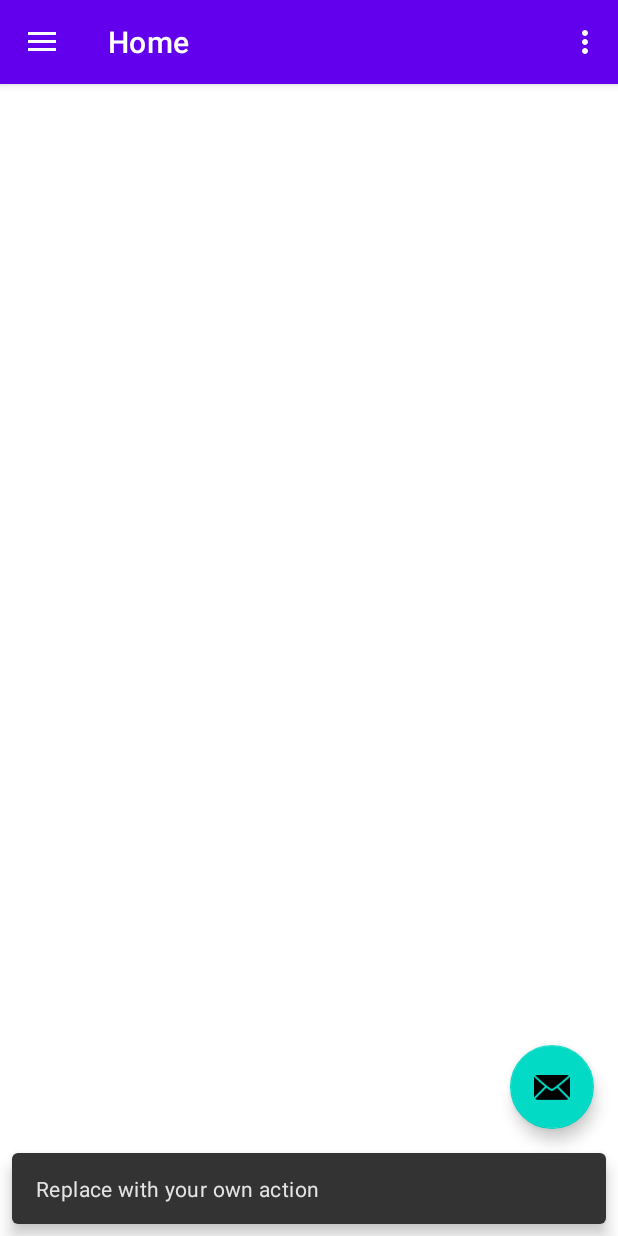
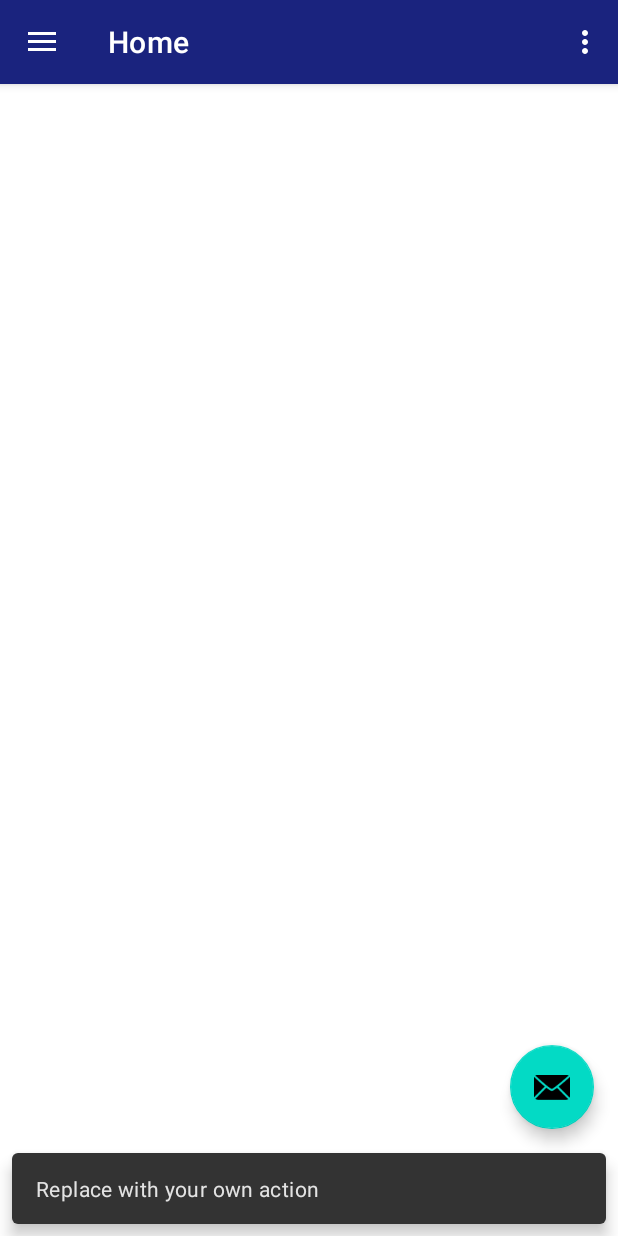
Before and after one commit to Naarsk/Product-Tracker, an Android app: the screen it shows after launch (MainActivity), after a tap on "TODO", on a phone screen of 412 x 824 dp. Run offline under Robolectric (Android 15) with nearby library versions, the phone set to English and light mode, and no system bars; our stand-ins replace navigation-ui; 8 statements that could not run were skipped.

Commit message:
changed colors, created database

```diff
--- a/app/src/main/AndroidManifest.xml
+++ b/app/src/main/AndroidManifest.xml
@@ -3,7 +3,6 @@
     xmlns:tools="http://schemas.android.com/tools">
 
     <uses-permission android:name="android.permission.READ_EXTERNAL_STORAGE" />
-    <uses-permission android:name="android.permission.MANAGE_EXTERNAL_STORAGE" />
     <uses-permission android:name="android.permission.READ_MEDIA_IMAGES" />
 
     <application
@@ -29,12 +28,12 @@
 
         <!-- Add the following lines for GalleryActivity -->
         <activity
-            android:name="com.example.product_tracker.GalleryActivity"
+            android:name="com.example.product_tracker.display_products.GalleryActivity"
             android:label="Gallery Activity">
         </activity>
 
         <activity
-            android:name="com.example.product_tracker.ProductActivity"
+            android:name="com.example.product_tracker.display_products.ProductActivity"
             android:label="Product Activity">
         </activity>
 
--- a/app/src/main/java/com/example/product_tracker/MainActivity.kt
+++ b/app/src/main/java/com/example/product_tracker/MainActivity.kt
@@ -29,7 +29,7 @@ class MainActivity : AppCompatActivity() {
         // Passing each menu ID as a set of Ids because each
         // menu should be considered as top level destinations.
         mAppBarConfiguration = AppBarConfiguration.Builder(
-            R.id.nav_home, R.id.nav_gallery, R.id.nav_slideshow
+            R.id.nav_home, R.id.nav_manage_product
         )
             .setOpenableLayout(drawer)
             .build()
--- a/app/src/main/java/com/example/product_tracker/GalleryActivity.kt
+++ b/app/src/main/java/com/example/product_tracker/display_products/GalleryActivity.kt
@@ -1,4 +1,4 @@
-package com.example.product_tracker
+package com.example.product_tracker.display_products
 
 import android.Manifest
 import android.content.pm.PackageManager
@@ -13,7 +13,7 @@ import androidx.core.app.ActivityCompat
 import androidx.core.content.ContextCompat
 import androidx.recyclerview.widget.GridLayoutManager
 import androidx.recyclerview.widget.RecyclerView
-import com.example.product_tracker.adapter.ProductAdapter
+import com.example.product_tracker.R
 import com.example.product_tracker.example.ProductDataSource
 import com.example.product_tracker.model.Product
 
--- a/app/src/main/java/com/example/product_tracker/ProductActivity.kt
+++ b/app/src/main/java/com/example/product_tracker/display_products/ProductActivity.kt
@@ -1,4 +1,4 @@
-package com.example.product_tracker
+package com.example.product_tracker.display_products
 
 import android.os.Build
 import android.os.Bundle
@@ -6,6 +6,7 @@ import android.widget.TextView
 import androidx.annotation.RequiresApi
 import androidx.appcompat.app.AppCompatActivity
 import com.bumptech.glide.Glide
+import com.example.product_tracker.R
 import com.example.product_tracker.model.Product
 
 class ProductActivity : AppCompatActivity() {
@@ -16,8 +17,7 @@ class ProductActivity : AppCompatActivity() {
         val productName = intent.getStringExtra("name")
         val product = intent.getSerializableExtra("product") as? Product
 
-
-        supportActionBar?.setTitle(productName)
+        supportActionBar?.title = productName
         if (product != null) {
             Glide.with(this).load(product.imageUrl).into(findViewById(R.id.productImageView))
         }
--- a/app/src/main/java/com/example/product_tracker/adapter/ProductAdapter.kt
+++ b/app/src/main/java/com/example/product_tracker/display_products/ProductAdapter.kt
@@ -1,4 +1,4 @@
-package com.example.product_tracker.adapter
+package com.example.product_tracker.display_products
 
 import android.content.Context
 import android.content.Intent
@@ -9,11 +9,10 @@ import android.widget.ImageView
 import android.widget.TextView
 import androidx.recyclerview.widget.RecyclerView
 import com.example.product_tracker.R
-import com.example.product_tracker.adapter.ProductAdapter.ProductViewHolder
+import com.example.product_tracker.display_products.ProductAdapter.ProductViewHolder
 import com.example.product_tracker.model.Product
 import com.bumptech.glide.Glide
 import com.bumptech.glide.request.RequestOptions
-import com.example.product_tracker.ProductActivity
 
 class ProductAdapter(private val productList: ArrayList<Product>, private val context: Context) :
     RecyclerView.Adapter<ProductViewHolder>() {
--- a/app/src/main/java/com/example/product_tracker/ui/home/HomeFragment.kt
+++ b/app/src/main/java/com/example/product_tracker/ui/home/HomeFragment.kt
@@ -10,7 +10,7 @@ import android.widget.ImageButton
 import androidx.fragment.app.Fragment
 import com.example.product_tracker.R
 import com.example.product_tracker.databinding.FragmentHomeBinding
-import com.example.product_tracker.GalleryActivity
+import com.example.product_tracker.display_products.GalleryActivity
 
 class HomeFragment : Fragment() {
     private var binding: FragmentHomeBinding? = null
--- a/app/src/main/java/com/example/product_tracker/ui/slideshow/SlideshowFragment.kt
+++ b/app/src/main/java/com/example/product_tracker/ui/product_manager/SlideshowFragment.kt
@@ -1,4 +1,4 @@
-package com.example.product_tracker.ui.slideshow
+package com.example.product_tracker.ui.product_manager
 
 import android.os.Bundle
 import android.view.LayoutInflater
@@ -13,7 +13,7 @@ class SlideshowFragment : Fragment() {
     override fun onCreateView(
         inflater: LayoutInflater,
         container: ViewGroup?, savedInstanceState: Bundle?
-    ): View? {
+    ): View {
         val slideshowViewModel = ViewModelProvider(this).get(
             SlideshowViewModel::class.java
         )
--- a/app/src/main/java/com/example/product_tracker/ui/slideshow/SlideshowViewModel.kt
+++ b/app/src/main/java/com/example/product_tracker/ui/product_manager/SlideshowViewModel.kt
@@ -1,4 +1,4 @@
-package com.example.product_tracker.ui.slideshow
+package com.example.product_tracker.ui.product_manager
 
 import androidx.lifecycle.LiveData
 import androidx.lifecycle.MutableLiveData
--- a/app/src/main/res/layout/fragment_slideshow.xml
+++ b/app/src/main/res/layout/fragment_slideshow.xml
@@ -4,7 +4,7 @@
     xmlns:tools="http://schemas.android.com/tools"
     android:layout_width="match_parent"
     android:layout_height="match_parent"
-    tools:context="com.example.product_tracker.ui.slideshow.SlideshowFragment">
+    tools:context="com.example.product_tracker.ui.product_manager.SlideshowFragment">
 
     <TextView
         android:id="@+id/text_slideshow"
--- a/app/src/main/res/menu/activity_main_drawer.xml
+++ b/app/src/main/res/menu/activity_main_drawer.xml
@@ -6,15 +6,11 @@
     <group android:checkableBehavior="single">
         <item
             android:id="@+id/nav_home"
-            android:icon="@drawable/ic_menu_camera"
+            android:icon="@drawable/ic_menu_gallery"
             android:title="@string/menu_home" />
         <item
-            android:id="@+id/nav_gallery"
-            android:icon="@drawable/ic_menu_gallery"
-            android:title="@string/menu_gallery" />
-        <item
-            android:id="@+id/nav_slideshow"
-            android:icon="@drawable/ic_menu_slideshow"
-            android:title="@string/menu_slideshow" />
+            android:id="@+id/nav_manage_product"
+            android:icon="@drawable/ic_menu_camera"
+            android:title="@string/menu_product_manager" />
     </group>
 </menu>
--- a/app/src/main/res/navigation/mobile_navigation.xml
+++ b/app/src/main/res/navigation/mobile_navigation.xml
@@ -12,12 +12,13 @@
         tools:layout="@layout/fragment_home" >
         <action
             android:id="@+id/action_nav_home_to_nav_slideshow"
-            app:destination="@id/nav_slideshow" />
+            app:destination="@id/nav_manage_product" />
     </fragment>
 
     <fragment
-        android:id="@+id/nav_slideshow"
-        android:name="com.example.product_tracker.ui.slideshow.SlideshowFragment"
-        android:label="@string/menu_slideshow"
+        android:id="@+id/nav_manage_product"
+        android:name="com.example.product_tracker.ui.product_manager.SlideshowFragment"
+        android:label="@string/menu_product_manager"
         tools:layout="@layout/fragment_slideshow" />
+
 </navigation>
--- a/app/src/main/res/values/colors.xml
+++ b/app/src/main/res/values/colors.xml
@@ -8,5 +8,6 @@
     <color name="black">#FF000000</color>
     <color name="white">#FFFFFFFF</color>
     <color name="beige">#F5F5DC</color>
-
+    <color name="blue_277">#0277BD</color>
+    <color name="blue_237">#1A237E</color>
 </resources>
--- a/app/src/main/res/values/strings.xml
+++ b/app/src/main/res/values/strings.xml
@@ -10,6 +10,7 @@
     <string name="menu_home">Home</string>
     <string name="menu_gallery">Gallery</string>
     <string name="menu_slideshow">Slideshow</string>
+    <string name="menu_product_manager">Product Manager</string>
 
     <string name="home_page">Home Page</string>
     <string name="gallery">Gallery</string>
--- a/app/src/main/res/values/themes.xml
+++ b/app/src/main/res/values/themes.xml
@@ -1,9 +1,9 @@
-<resources xmlns:tools="http://schemas.android.com/tools">
+<resources>
     <!-- Base application theme. -->
     <style name="Theme.product_tracker" parent="Theme.MaterialComponents.DayNight.DarkActionBar">
         <!-- Primary brand color. -->
-        <item name="colorPrimary">@color/purple_500</item>
-        <item name="colorPrimaryVariant">@color/purple_700</item>
+        <item name="colorPrimary">@color/blue_237</item>
+        <item name="colorPrimaryVariant">@color/blue_277</item>
         <item name="colorOnPrimary">@color/white</item>
         <!-- Secondary brand color. -->
         <item name="colorSecondary">@color/teal_200</item>
```
Also changed, not shown: app/src/main/java/com/example/product_tracker/database/DatabaseHelper.kt (added, +34 -0 lines), app/src/main/java/com/example/product_tracker/database/DatabaseSchema.kt (added, +19 -0 lines).
